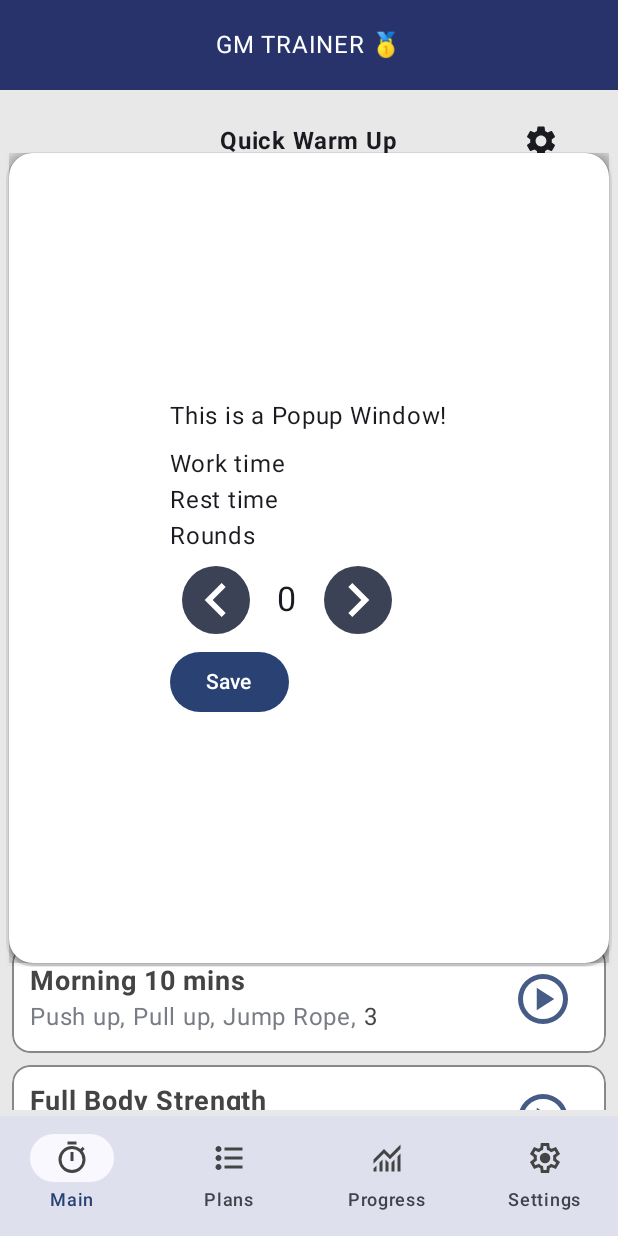
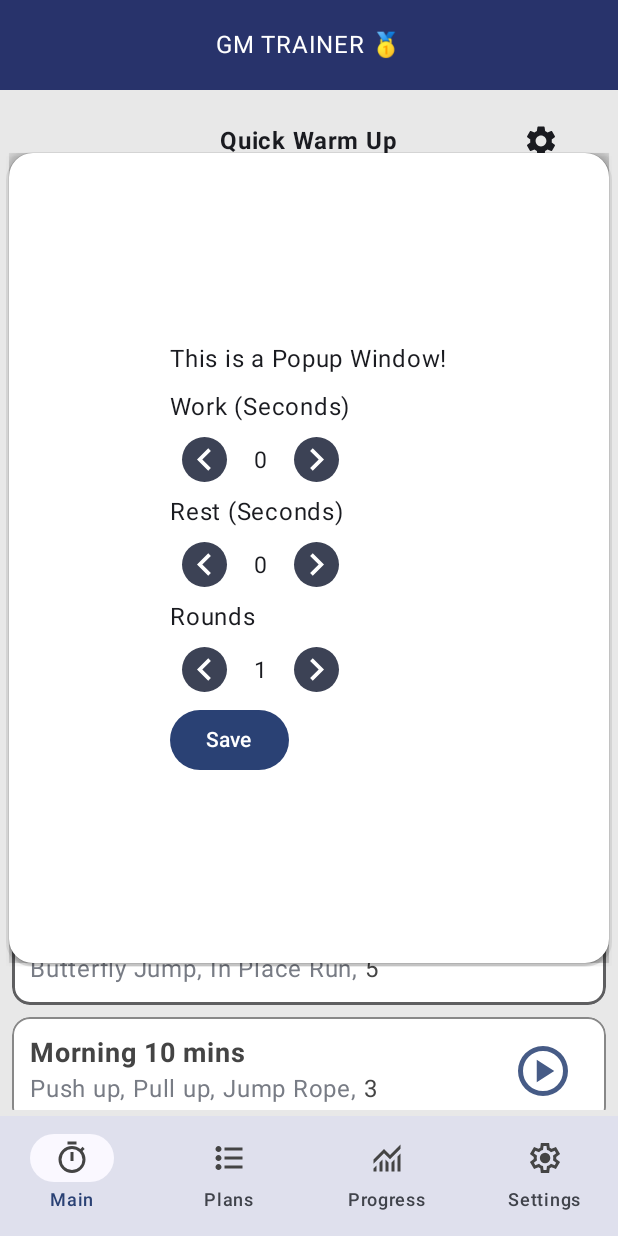
Before and after one commit to mike964/circuit-trainer-jetpack, an Android app built with Jetpack Compose: the screen it shows after launch (MainActivity), after a tap on "Settings", on a phone screen of 412 x 824 dp. Run offline under Robolectric (Android 15) with nearby library versions, the light colour scheme and no system bars; our stand-ins replace Room's generated code; libraries missing offline, so code that uses them is left out: coil.decode; pictures from the network do not load; 1 statement that could not run was skipped.

Commit message:
rounds counter added to viewmodel ui state

```diff
--- a/app/src/main/java/com/example/gmwrokouttimer/components/HorNumberPicker.kt
+++ b/app/src/main/java/com/example/gmwrokouttimer/components/HorNumberPicker.kt
@@ -1,6 +1,5 @@
 package com.example.gmwrokouttimer.components
 
-import android.graphics.Color
 import androidx.annotation.DrawableRes
 import androidx.compose.foundation.Image
 import androidx.compose.foundation.background
@@ -15,12 +14,10 @@ import androidx.compose.material3.MaterialTheme
 import androidx.compose.material3.Text
 import androidx.compose.runtime.Composable
 import androidx.compose.runtime.mutableIntStateOf
-import androidx.compose.runtime.mutableStateOf
 import androidx.compose.runtime.remember
 import androidx.compose.ui.Alignment.Companion.CenterVertically
 import androidx.compose.ui.Modifier
 import androidx.compose.ui.draw.clip
-import androidx.compose.ui.platform.LocalContext
 import androidx.compose.ui.res.painterResource
 import androidx.compose.ui.tooling.preview.Preview
 import androidx.compose.ui.unit.Dp
@@ -37,7 +34,7 @@ import com.example.gmwrokouttimer.R
 @Preview(name = "Horizontal number picker")
 @Composable
 fun HorizontalNumberPicker(
-    modifier: Modifier = Modifier,
+//    modifier: Modifier = Modifier,
     height: Dp = 45.dp,
     min: Int = 0,
     max: Int = 10,
@@ -50,14 +47,14 @@ fun HorizontalNumberPicker(
         PickerButton(
             size = height,
             drawable = R.drawable.ic_arrow_left,
-            enabled = number.value > min,
+            enabled = number.intValue > min,
             onClick = {
-                if (number.value > min) number.value--
-                onValueChange(number.value)
+                if (number.intValue > min) number.intValue--
+                onValueChange(number.intValue)
             }
         )
         Text(
-            text = number.value.toString(),
+            text = number.intValue.toString(),
             fontSize = (height.value / 2).sp,
             modifier = Modifier.padding(10.dp)
                 .height(IntrinsicSize.Max)
@@ -66,10 +63,10 @@ fun HorizontalNumberPicker(
         PickerButton(
             size = height,
             drawable = R.drawable.ic_arrow_right,
-            enabled = number.value < max,
+            enabled = number.intValue < max,
             onClick = {
-                if (number.value < max) number.value++
-                onValueChange(number.value)
+                if (number.intValue < max) number.intValue++
+                onValueChange(number.intValue)
             }
         )
     }
--- a/app/src/main/java/com/example/gmwrokouttimer/presentation/CountdownScreen.kt
+++ b/app/src/main/java/com/example/gmwrokouttimer/presentation/CountdownScreen.kt
@@ -19,6 +19,7 @@ import androidx.compose.ui.platform.LocalContext
 import androidx.compose.ui.res.painterResource
 import androidx.compose.ui.unit.dp
 import com.example.gmwrokouttimer.R
+import kotlin.concurrent.timer
 
 @Composable
 fun CountdownScreen(
@@ -41,6 +42,7 @@ fun CountdownScreen(
     val exerciseCounter by viewModel.exerciseCounter.collectAsState()
     val isRunning by viewModel.isRunning.collectAsState()
     val isPaused by viewModel.isPaused.collectAsState()
+    val timerState by viewModel.uiState.collectAsState()
 
     fun timerBgColor(): Long {
 //        val Purple40 = Color(0xFFD58812)
@@ -104,7 +106,9 @@ fun CountdownScreen(
                 Text(text = "Reset")
             }
         }
-        Text("Round $exerciseCounter / $circles")
+        Text("Exercise $exerciseCounter / ${timerState.initExercises}")
+        Text("Circle $circles")
+        Text("Round $exerciseCounter / ${timerState.initRounds}")
 
     }
 
--- a/app/src/main/java/com/example/gmwrokouttimer/presentation/CountdownViewModel.kt
+++ b/app/src/main/java/com/example/gmwrokouttimer/presentation/CountdownViewModel.kt
@@ -1,5 +1,6 @@
 package com.example.gmwrokouttimer.presentation
 
+import android.util.Log
 import androidx.lifecycle.ViewModel
 import androidx.lifecycle.viewModelScope
 import kotlinx.coroutines.Job
@@ -7,25 +8,39 @@ import kotlinx.coroutines.delay
 import kotlinx.coroutines.flow.MutableStateFlow
 import kotlinx.coroutines.flow.StateFlow
 import kotlinx.coroutines.flow.asStateFlow
+import kotlinx.coroutines.flow.update
 import kotlinx.coroutines.launch
 
+data class TimerState(
+//    val todoList: List<TodoItem> = emptyList(),
+    val isLoading: Boolean = false,
+//    val error: String? = null
+    val workTimeSeconds: Int = 30, // *1000 to get milliseconds
+    val restTimeSeconds: Int = 30,
+    val initRounds: Int = 1,
+    val initExercises: Int = 1 // total exercise count comes from selected preset
+)
+
 class CountdownViewModel : ViewModel() {
+    private val _uiState = MutableStateFlow(TimerState(isLoading = true))
+    val uiState: StateFlow<TimerState> = _uiState.asStateFlow()
 
-    private val initialTimeMilliseconds = 10000
+    //    private val initialTimeMilliseconds = 10000
     // total rounds count same as total exercises in a preset
-    private val _roundsCount = MutableStateFlow(1)
+    private val _roundsCounter = MutableStateFlow(uiState.value.initRounds)
     private val initExerciseCounter = 1
-    private val _timeRemaining = MutableStateFlow(initialTimeMilliseconds)
+    private val _timeRemaining = MutableStateFlow(uiState.value.workTimeSeconds * 1000)
+
 
     // Get total number of work & rest circles
-    private var _circles = MutableStateFlow((_roundsCount.value * 2) - 1)
-     val  exerciseCounter = MutableStateFlow(initExerciseCounter)
-
+    private var _circles = MutableStateFlow((uiState.value.initRounds  * 2) - 1)
+    val exerciseCounter = MutableStateFlow(initExerciseCounter)
 
     val timeRemaining: StateFlow<Int> = _timeRemaining.asStateFlow()
     val circles: StateFlow<Int> = _circles.asStateFlow()
+
     // Public immutable state for the UI to observe
-    val rounds: StateFlow<Int> = _roundsCount.asStateFlow()
+    val roundsCounter: StateFlow<Int> = _roundsCounter.asStateFlow()
 
     private val _isRunning = MutableStateFlow(false)
     private val _isPaused = MutableStateFlow(false)
@@ -34,8 +49,12 @@ class CountdownViewModel : ViewModel() {
 
     private var timerJob: Job? = null
 
-    fun setRoundsCount(x:Int){
-        _roundsCount.value = x
+    fun setTotalExercises(x: Int) {
+        _uiState.update{currentState ->
+            currentState.copy(
+                initExercises =  x
+            )
+        }
         _circles.value = (x * 2) - 1
     }
 
@@ -48,6 +67,8 @@ class CountdownViewModel : ViewModel() {
     }
 
     private fun startTimer() {
+        Log.d("xx", uiState.value.toString())
+        Log.d("xx", timeRemaining.value.toString())
         if (_timeRemaining.value > 0 && timerJob?.isActive != true) {
             _isRunning.value = true
             _isPaused.value = false
@@ -65,10 +86,10 @@ class CountdownViewModel : ViewModel() {
                     // Timer finished
 //                _isRunning.value = false
                     // Re-run timer
-                    _timeRemaining.value = initialTimeMilliseconds
+                    _timeRemaining.value = uiState.value.workTimeSeconds * 1000
                     _circles.value -= 1
-                    if (!checkEvenNumber(_circles.value)){
-                         exerciseCounter.value++
+                    if (!checkEvenNumber(_circles.value)) {
+                        exerciseCounter.value++
                     }
 //                    Log.d("xx", "Circuit end..")
                 }
@@ -87,9 +108,10 @@ class CountdownViewModel : ViewModel() {
         timerJob?.cancel()
         _isRunning.value = false
         _isPaused.value = false
-        _timeRemaining.value = initialTimeMilliseconds
+//        _timeRemaining.value = initialTimeMilliseconds
+        _timeRemaining.value = uiState.value.workTimeSeconds * 1000
         exerciseCounter.value = 1
-        _circles.value = (_roundsCount.value * 2) - 1
+        _circles.value = (uiState.value.initRounds * 2) - 1
     }
 
     // Ensure the job is cancelled when the ViewModel is cleared
@@ -97,4 +119,39 @@ class CountdownViewModel : ViewModel() {
         super.onCleared()
         timerJob?.cancel()
     }
+
+    /*
+    fun toggleTodoCompletion(itemId: Int, isChecked: Boolean) {
+        _uiState.update { currentState ->
+            currentState.copy(
+                todoList = currentState.todoList.map { item ->
+                    if (item.id == itemId) item.copy(isCompleted = isChecked) else item
+                }
+            )
+        }
+        // In a real app, you would also update the database here
+    }
+     */
+
+    fun updateInitRounds(x: Int) {
+        _uiState.update{currentState ->
+            currentState.copy(
+                initRounds =  x
+            )
+        }
+    }
+    fun incRounds() {
+        _uiState.update{currentState ->
+            currentState.copy(
+                initRounds =  currentState.initRounds+1
+            )
+        }
+    }
+    fun decRounds() {
+        _uiState.update{currentState ->
+            currentState.copy(
+                initRounds =  currentState.initRounds-1
+            )
+        }
+    }
 }
--- a/app/src/main/java/com/example/gmwrokouttimer/presentation/MainScreen.kt
+++ b/app/src/main/java/com/example/gmwrokouttimer/presentation/MainScreen.kt
@@ -41,6 +41,7 @@ import com.example.gmwrokouttimer.components.CircularProgressBar
 import com.example.gmwrokouttimer.components.CircularTimer
 import com.example.gmwrokouttimer.components.HorizontalNumberPicker
 import com.example.gmwrokouttimer.components.LocalGifExample
+import kotlin.concurrent.timer
 
 @Composable
 fun MainScreen(viewModel: AppViewModel, navController: NavHostController) {
@@ -50,11 +51,12 @@ fun MainScreen(viewModel: AppViewModel, navController: NavHostController) {
     val currentExercise =
         getExerciseById(currentPreset.exerciseIdList[exerciseCounter - 1])
     val timeRemaining by countdownVm.timeRemaining.collectAsState()
-    val rounds by countdownVm.rounds.collectAsState()
+//    val rounds by countdownVm.rounds.collectAsState()
     val circles by countdownVm.circles.collectAsState()
     val isRunning by countdownVm.isRunning.collectAsState()
     val isPaused by countdownVm.isPaused.collectAsState()
-    val totalCircles = ((rounds * 2) - 1)
+    val timerState by countdownVm.uiState.collectAsState()
+//    val totalCircles = ((rounds * 2) - 1)
     // State to control popup visibility
     var showPopup by remember { mutableStateOf(false) }
 
@@ -69,7 +71,6 @@ fun MainScreen(viewModel: AppViewModel, navController: NavHostController) {
                     modifier = Modifier
                         .width(400.dp)
                         .height(540.dp)
-                    //                        .padding(16.dp)
                         .dropShadow(
                             shape = RoundedCornerShape(16.dp),
                             shadow = Shadow(
@@ -85,15 +86,22 @@ fun MainScreen(viewModel: AppViewModel, navController: NavHostController) {
                             shape = RoundedCornerShape(16.dp)
                         ),
                     contentAlignment =  Alignment.Center
-
                 ) {
                     Column {
                         Text("This is a Popup Window!")
                         Spacer(modifier = Modifier.height(8.dp))
-                        Text("Work time" )
-                        Text("Rest time" )
+                        Text("Work (Seconds)" )
+                        HorizontalNumberPicker(height = 30.dp) {
+
+                        }
+                        Text("Rest (Seconds)" )
+                        HorizontalNumberPicker(height = 30.dp) {
+
+                        }
                         Text("Rounds" )
-                        HorizontalNumberPicker {  }
+                        HorizontalNumberPicker(default = timerState.initRounds, height = 30.dp) {
+                            countdownVm.updateInitRounds(it)
+                        }
                         Button(onClick = { showPopup = false }) {
                             Text("Save")
                         }
@@ -167,11 +175,11 @@ fun MainScreen(viewModel: AppViewModel, navController: NavHostController) {
                 contentAlignment = Alignment.Center,
                 modifier = Modifier.size(120.dp)
             ) {
-                CircularProgressBar(
-                    percentage = 1 - (circles.toFloat() / totalCircles.toFloat()),
-                    number = null,
-                    radius = 56.dp
-                )
+//                CircularProgressBar(
+//                    percentage = 1 - (circles.toFloat() / totalCircles.toFloat()),
+//                    number = null,
+//                    radius = 56.dp
+//                )
                 CircularTimer(1 - (timeRemaining.toFloat() / 10000), timeRemaining, 10)
             }
         }
--- a/app/src/main/java/com/example/gmwrokouttimer/presentation/WortkoutList.kt
+++ b/app/src/main/java/com/example/gmwrokouttimer/presentation/WortkoutList.kt
@@ -44,7 +44,7 @@ fun WorkoutsetList(items: List<Preset>, appVm: AppViewModel, countdownVm: Countd
             WorkoutsetCard(item , selectedPresetId,  {
                 setSelectedPresetId(item.id)
                 appVm.setCurrentPreset(item.id)
-                countdownVm.setRoundsCount(item.exerciseIdList.size)
+                countdownVm.setTotalExercises(item.exerciseIdList.size)
                 countdownVm.resetTimer()
             }) {
 //                // onPlayClick() Lambda
```
